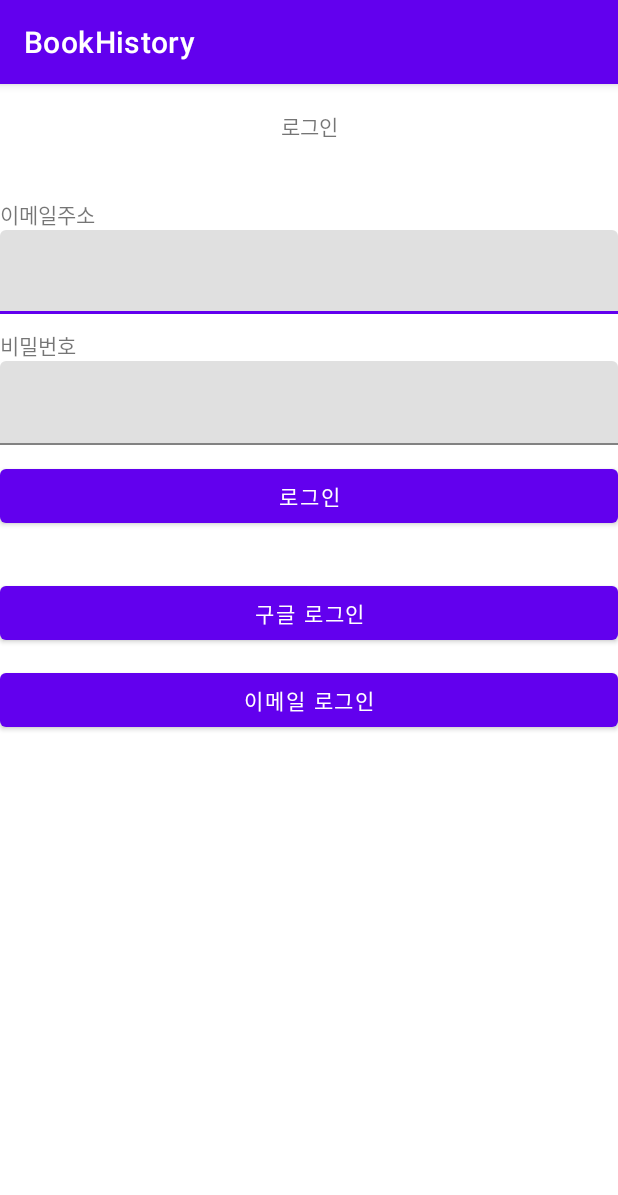
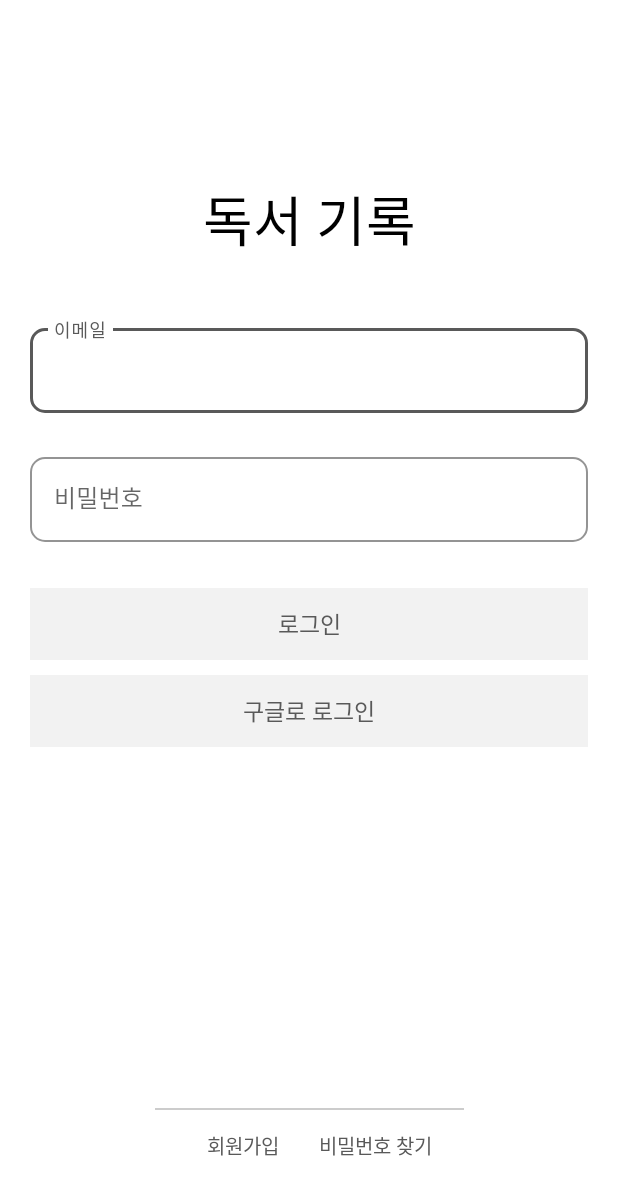
Before and after one commit to EDIT0/BookHistory, an Android app: the screen it shows after launch once a user with an empty profile is signed in (LoginActivity), on a phone screen of 412 x 824 dp. Shown: the top 1195 px of the screen. Run offline under Robolectric (Android 15) with nearby library versions, the phone set to English and light mode, and no system bars; our stand-ins replace Firebase (no records; nobody signed in at launch, a user with empty details on screens opened directly), RxJava, data binding.

Commit message:
로그인 UI 변경

```diff
--- a/BookHistory/app/src/main/AndroidManifest.xml
+++ b/BookHistory/app/src/main/AndroidManifest.xml
@@ -14,6 +14,9 @@
         android:supportsRtl="true"
         android:theme="@style/Theme.BookHistory"
         android:usesCleartextTraffic="true">
+        <activity
+            android:name=".presentation.view.activity.FindPasswordActivity"
+            android:exported="false" />
         <activity
             android:name=".presentation.view.activity.SignUpActivity"
             android:exported="false" />
--- /dev/null
+++ b/BookHistory/app/src/main/java/com/ejstudio/bookhistory/presentation/view/activity/FindPasswordActivity.kt
@@ -0,0 +1,13 @@
+package com.ejstudio.bookhistory.presentation.view.activity
+
+import androidx.appcompat.app.AppCompatActivity
+import android.os.Bundle
+import com.ejstudio.bookhistory.R
+import com.ejstudio.bookhistory.databinding.ActivityLoginBinding
+import com.ejstudio.bookhistory.presentation.base.BaseActivity
+
+class FindPasswordActivity : BaseActivity<ActivityLoginBinding>(R.layout.activity_find_password) {
+    override fun onCreate(savedInstanceState: Bundle?) {
+        super.onCreate(savedInstanceState)
+    }
+}
--- a/BookHistory/app/src/main/java/com/ejstudio/bookhistory/presentation/view/activity/LoginActivity.kt
+++ b/BookHistory/app/src/main/java/com/ejstudio/bookhistory/presentation/view/activity/LoginActivity.kt
@@ -3,6 +3,9 @@ package com.ejstudio.bookhistory.presentation.view.activity
 import android.content.Intent
 import androidx.appcompat.app.AppCompatActivity
 import android.os.Bundle
+import android.text.Editable
+import android.text.TextWatcher
+import android.util.Log
 import androidx.lifecycle.Observer
 import com.ejstudio.bookhistory.R
 import com.ejstudio.bookhistory.databinding.ActivityLoginBinding
@@ -10,10 +13,14 @@ import com.ejstudio.bookhistory.databinding.ActivityWelcomeBinding
 import com.ejstudio.bookhistory.presentation.base.BaseActivity
 import com.ejstudio.bookhistory.presentation.view.viewmodel.LoginViewModel
 import com.ejstudio.bookhistory.presentation.view.viewmodel.SplashViewModel
+import com.google.firebase.auth.FirebaseAuth
+import com.google.firebase.auth.ktx.auth
+import com.google.firebase.ktx.Firebase
 import org.koin.androidx.viewmodel.ext.android.viewModel
 
 class LoginActivity : BaseActivity<ActivityLoginBinding>(R.layout.activity_login) {
 
+    private val TAG: String? = LoginActivity::class.java.simpleName
     private val loginViewModel: LoginViewModel by viewModel()
 
     override fun onCreate(savedInstanceState: Bundle?) {
@@ -22,6 +29,32 @@ class LoginActivity : BaseActivity<ActivityLoginBinding>(R.layout.activity_login
         binding.loginViewModel = loginViewModel
 
         viewModelCallback()
+
+        textWatcher()
+
+        binding.btnGoogle.setOnClickListener {
+            //이메일 인증
+//            Firebase.auth.setLanguageCode("ko")
+//            val user = Firebase.auth.currentUser
+//            Log.i(TAG, user.toString())
+//            user!!.sendEmailVerification()
+//                .addOnCompleteListener { task ->
+//                    if (task.isSuccessful) {
+//                        Log.d(TAG, "Email sent.")
+//                    }
+//                }
+
+            // 비밀번호 재설정
+//            Firebase.auth.setLanguageCode("ko")
+//            val emailAddress = "akdmadl34@naver.com"
+//
+//            Firebase.auth.sendPasswordResetEmail(emailAddress)
+//                .addOnCompleteListener { task ->
+//                    if (task.isSuccessful) {
+//                        Log.d(TAG, "Email sent.")
+//                    }
+//                }
+        }
 
     }
 
@@ -32,6 +65,9 @@ class LoginActivity : BaseActivity<ActivityLoginBinding>(R.layout.activity_login
             })
             goToSignUp.observe(this@LoginActivity, Observer {
                 goToSignUpActivity()
+            })
+            goToFindPassword.observe(this@LoginActivity, Observer {
+                goToFindPasswordActivity()
             })
             requestToast.observe(this@LoginActivity, Observer {
                 showToast(loginViewModel.toastMessage)
@@ -47,4 +83,27 @@ class LoginActivity : BaseActivity<ActivityLoginBinding>(R.layout.activity_login
     fun goToSignUpActivity() {
         startActivity(Intent(this, SignUpActivity::class.java))
     }
+
+    fun goToFindPasswordActivity() {
+        startActivity(Intent(this, FindPasswordActivity::class.java))
+    }
+
+    fun textWatcher() {
+        binding.etInputEmail.addTextChangedListener(object : TextWatcher {
+            override fun beforeTextChanged(p0: CharSequence?, p1: Int, p2: Int, p3: Int) {}
+
+            override fun onTextChanged(p0: CharSequence?, p1: Int, p2: Int, p3: Int) {}
+
+            override fun afterTextChanged(p0: Editable?) {
+                if(binding.etInputEmail.text!!.isEmpty()) {
+                    binding.textInputLayoutEmail.error = "이메일을 입력해주세요."
+                } else if(!binding.etInputEmail.text!!.contains("@") || !binding.etInputEmail.text!!.contains(".")) {
+                    binding.textInputLayoutEmail.error = "이메일 형식이 아닙니다."
+                } else if(binding.etInputEmail.text!!.contains("@") && binding.etInputEmail.text!!.contains(".")) {
+                    binding.textInputLayoutEmail.helperText = " "
+                }
+            }
+
+        })
+    }
 }
--- a/BookHistory/app/src/main/java/com/ejstudio/bookhistory/presentation/view/viewmodel/LoginViewModel.kt
+++ b/BookHistory/app/src/main/java/com/ejstudio/bookhistory/presentation/view/viewmodel/LoginViewModel.kt
@@ -21,6 +21,8 @@ class LoginViewModel(
     val goToMain: LiveData<Unit> get() = _goToMain
     private val _goToSignUp: MutableLiveData<Unit> = MutableLiveData()
     val goToSignUp: LiveData<Unit> get() = _goToSignUp
+    private val _goToFindPassword: MutableLiveData<Unit> = MutableLiveData()
+    val goToFindPassword: LiveData<Unit> get() = _goToFindPassword
     private val _requestToast: MutableLiveData<Unit> = MutableLiveData()
     val requestToast: LiveData<Unit> get() = _requestToast
 
@@ -50,4 +52,9 @@ class LoginViewModel(
         // 회원가입
         _goToSignUp.value = Unit
     }
+
+    fun goToFindPassword() {
+        // 회원가입
+        _goToFindPassword.value = Unit
+    }
 }
--- /dev/null
+++ b/BookHistory/app/src/main/res/drawable/login_button.xml
@@ -0,0 +1,8 @@
+<?xml version="1.0" encoding="utf-8"?>
+<shape xmlns:android="http://schemas.android.com/apk/res/android"
+    android:shape="rectangle">
+
+    <solid
+        android:color="#f2f2f2"/>
+
+</shape>
--- /dev/null
+++ b/BookHistory/app/src/main/res/drawable/login_edittext_cursor_color.xml
@@ -0,0 +1,7 @@
+<?xml version="1.0" encoding="utf-8"?>
+<shape
+    xmlns:android="http://schemas.android.com/apk/res/android"
+    android:shape="rectangle">
+    <solid android:color="#595959" />
+    <size android:width="1.5dp" />
+</shape>
--- /dev/null
+++ b/BookHistory/app/src/main/res/layout/activity_find_password.xml
@@ -0,0 +1,13 @@
+<?xml version="1.0" encoding="utf-8"?>
+<layout
+    xmlns:android="http://schemas.android.com/apk/res/android"
+    xmlns:app="http://schemas.android.com/apk/res-auto"
+    xmlns:tools="http://schemas.android.com/tools"
+    tools:context=".presentation.view.activity.FindPasswordActivity">
+
+    <androidx.constraintlayout.widget.ConstraintLayout
+        android:layout_width="match_parent"
+        android:layout_height="match_parent">
+
+    </androidx.constraintlayout.widget.ConstraintLayout>
+</layout>
--- a/BookHistory/app/src/main/res/layout/activity_login.xml
+++ b/BookHistory/app/src/main/res/layout/activity_login.xml
@@ -1,11 +1,11 @@
 <?xml version="1.0" encoding="utf-8"?>
-<layout
-    xmlns:android="http://schemas.android.com/apk/res/android"
+<layout xmlns:android="http://schemas.android.com/apk/res/android"
     xmlns:app="http://schemas.android.com/apk/res-auto"
     xmlns:tools="http://schemas.android.com/tools"
     tools:context=".presentation.view.activity.LoginActivity">
 
     <data>
+
         <variable
             name="loginViewModel"
             type="com.ejstudio.bookhistory.presentation.view.viewmodel.LoginViewModel" />
@@ -16,11 +16,15 @@
         android:layout_height="match_parent">
 
         <TextView
-            android:id="@+id/tv_loginTitle"
+            android:id="@+id/tv_appName"
             android:layout_width="wrap_content"
-            android:layout_height="?attr/actionBarSize"
+            android:layout_height="wrap_content"
+            android:layout_marginTop="119dp"
             android:gravity="center"
-            android:text="로그인"
+            android:text="독서 기록"
+            android:textColor="#000000"
+            android:textSize="36sp"
+            app:layout_constraintBottom_toTopOf="@+id/textInputLayout_email"
             app:layout_constraintEnd_toEndOf="parent"
             app:layout_constraintStart_toStartOf="parent"
             app:layout_constraintTop_toTopOf="parent" />
@@ -32,90 +36,143 @@
         <!--            android:orientation="horizontal"-->
         <!--            app:layout_constraintGuide_percent="0.08" />-->
 
-        <TextView
-            android:id="@+id/tv_email"
-            android:layout_width="wrap_content"
-            android:layout_height="wrap_content"
-            android:layout_marginTop="20dp"
-            android:text="이메일주소"
-            app:layout_constraintStart_toStartOf="parent"
-            app:layout_constraintTop_toBottomOf="@+id/tv_loginTitle" />
-
         <com.google.android.material.textfield.TextInputLayout
             android:id="@+id/textInputLayout_email"
+            style="@style/Widget.MaterialComponents.TextInputLayout.OutlinedBox"
             android:layout_width="match_parent"
             android:layout_height="wrap_content"
+            android:layout_marginHorizontal="20dp"
+            android:layout_marginTop="40dp"
+            android:hint="이메일"
+            app:boxCornerRadiusBottomEnd="10dp"
+            app:boxCornerRadiusBottomStart="10dp"
+            app:boxCornerRadiusTopEnd="10dp"
+            app:boxCornerRadiusTopStart="10dp"
+            app:boxStrokeColor="#595959"
+            app:errorEnabled="true"
+            app:helperTextEnabled="true"
+            app:helperTextTextColor="#80000000"
+            app:hintTextColor="#595959"
+            app:layout_constraintBottom_toTopOf="@+id/textInputLayout_password"
             app:layout_constraintEnd_toEndOf="parent"
             app:layout_constraintStart_toStartOf="parent"
-            app:layout_constraintTop_toBottomOf="@+id/tv_email">
+            app:layout_constraintTop_toBottomOf="@+id/tv_appName">
 
             <com.google.android.material.textfield.TextInputEditText
                 android:id="@+id/et_inputEmail"
                 android:layout_width="match_parent"
                 android:layout_height="wrap_content"
+                android:fontFamily="@font/gowunbatang_regular"
                 android:maxLines="1"
-                android:text="@={loginViewModel.inputEmail}"/>
+                android:text="@={loginViewModel.inputEmail}"
+                android:textCursorDrawable="@drawable/login_edittext_cursor_color" />
 
         </com.google.android.material.textfield.TextInputLayout>
 
-        <TextView
-            android:id="@+id/tv_password"
-            android:layout_width="wrap_content"
-            android:layout_height="wrap_content"
-            android:layout_marginTop="10dp"
-            android:text="비밀번호"
-            app:layout_constraintStart_toStartOf="parent"
-            app:layout_constraintTop_toBottomOf="@+id/textInputLayout_email" />
-
         <com.google.android.material.textfield.TextInputLayout
             android:id="@+id/textInputLayout_password"
+            style="@style/Widget.MaterialComponents.TextInputLayout.OutlinedBox"
             android:layout_width="match_parent"
             android:layout_height="wrap_content"
+            android:layout_marginHorizontal="20dp"
+            android:layout_marginTop="3dp"
+            android:hint="비밀번호"
+            app:boxCornerRadiusBottomEnd="10dp"
+            app:boxCornerRadiusBottomStart="10dp"
+            app:boxCornerRadiusTopEnd="10dp"
+            app:boxCornerRadiusTopStart="10dp"
+            app:boxStrokeColor="#595959"
+            app:errorEnabled="true"
+            app:helperTextEnabled="true"
+            app:helperTextTextColor="#80000000"
+            app:hintTextColor="#595959"
             app:layout_constraintEnd_toEndOf="parent"
             app:layout_constraintStart_toStartOf="parent"
-            app:layout_constraintTop_toBottomOf="@+id/tv_password">
+            app:layout_constraintTop_toBottomOf="@+id/textInputLayout_email">
 
             <com.google.android.material.textfield.TextInputEditText
                 android:id="@+id/et_inputPassword"
                 android:layout_width="match_parent"
                 android:layout_height="wrap_content"
+                android:cursorVisible="true"
+                android:fontFamily="@font/gowunbatang_regular"
+                android:inputType="textPassword"
                 android:maxLines="1"
-                android:text="@={loginViewModel.inputPassword}"/>
+                android:text="@={loginViewModel.inputPassword}"
+                android:textCursorDrawable="@drawable/login_edittext_cursor_color" />
 
         </com.google.android.material.textfield.TextInputLayout>
 
-        <Button
+        <androidx.appcompat.widget.AppCompatButton
             android:id="@+id/btn_login"
             android:layout_width="match_parent"
             android:layout_height="wrap_content"
+            android:layout_marginHorizontal="20dp"
+            android:layout_marginTop="10dp"
+            android:background="@drawable/login_button"
+            android:onClick="@{() -> loginViewModel.goToMain()}"
+            android:stateListAnimator="@null"
             android:text="로그인"
-            android:onClick="@{() -> loginViewModel.goToMain()}"
-            android:layout_marginTop="10dp"
-            app:layout_constraintTop_toBottomOf="@+id/textInputLayout_password"
+            android:textColor="#595959"
+            android:textSize="15sp"
+            app:layout_constraintEnd_toEndOf="parent"
             app:layout_constraintStart_toStartOf="parent"
-            app:layout_constraintEnd_toEndOf="parent" />
+            app:layout_constraintTop_toBottomOf="@+id/textInputLayout_password" />
 
 
-        <Button
+        <androidx.appcompat.widget.AppCompatButton
             android:id="@+id/btn_google"
             android:layout_width="match_parent"
             android:layout_height="wrap_content"
-            android:layout_marginTop="30dp"
-            android:text="구글 로그인"
-            app:layout_constraintTop_toBottomOf="@+id/btn_login"
+            android:layout_marginHorizontal="20dp"
+            android:layout_marginTop="10dp"
+            android:background="@drawable/login_button"
+            android:stateListAnimator="@null"
+            android:text="구글로 로그인"
+            android:textColor="#595959"
+            android:textSize="15sp"
+            app:layout_constraintEnd_toEndOf="parent"
             app:layout_constraintStart_toStartOf="parent"
-            app:layout_constraintEnd_toEndOf="parent"/>
+            app:layout_constraintTop_toBottomOf="@+id/btn_login" />
 
-        <Button
-            android:id="@+id/btn_email"
-            android:layout_width="match_parent"
+        <View
+            android:layout_width="206dp"
+            android:layout_height="1dp"
+            android:background="#cccccc"
+            app:layout_constraintBottom_toTopOf="@+id/btn_emailSignUp"
+            app:layout_constraintEnd_toEndOf="parent"
+            app:layout_constraintStart_toStartOf="parent" />
+
+        <androidx.appcompat.widget.AppCompatButton
+            android:id="@+id/btn_emailSignUp"
+            android:layout_width="wrap_content"
             android:layout_height="wrap_content"
-            android:text="이메일 로그인"
+            android:layout_marginTop="10dp"
+            android:layout_marginBottom="36dp"
+            android:background="@android:color/transparent"
             android:onClick="@{() -> loginViewModel.goToSignUp()}"
+            android:text="회원가입"
+            android:textColor="#595959"
+            android:textSize="13sp"
+            app:layout_constraintBottom_toBottomOf="parent"
+            app:layout_constraintEnd_toStartOf="@+id/btn_findPassword"
+            app:layout_constraintHorizontal_chainStyle="packed"
+            app:layout_constraintStart_toStartOf="parent" />
+
+        <androidx.appcompat.widget.AppCompatButton
+            android:id="@+id/btn_findPassword"
+            android:layout_width="wrap_content"
+            android:layout_height="wrap_content"
             android:layout_marginTop="10dp"
-            app:layout_constraintTop_toBottomOf="@+id/btn_google"
-            app:layout_constraintStart_toStartOf="parent"
-            app:layout_constraintEnd_toEndOf="parent"/>
+            android:layout_marginBottom="36dp"
+            android:background="@android:color/transparent"
+            android:onClick="@{() -> loginViewModel.goToFindPassword()}"
+            android:text="비밀번호 찾기"
+            android:textColor="#595959"
+            android:textSize="13sp"
+            app:layout_constraintBottom_toBottomOf="parent"
+            app:layout_constraintEnd_toEndOf="parent"
+            app:layout_constraintStart_toEndOf="@+id/btn_emailSignUp" />
 
     </androidx.constraintlayout.widget.ConstraintLayout>
 </layout>
--- a/BookHistory/app/src/main/res/values/colors.xml
+++ b/BookHistory/app/src/main/res/values/colors.xml
@@ -7,4 +7,5 @@
     <color name="teal_700">#FF018786</color>
     <color name="black">#FF000000</color>
     <color name="white">#FFFFFFFF</color>
+
 </resources>
--- a/BookHistory/app/src/main/res/values/themes.xml
+++ b/BookHistory/app/src/main/res/values/themes.xml
@@ -1,6 +1,6 @@
 <resources xmlns:tools="http://schemas.android.com/tools">
     <!-- Base application theme. -->
-    <style name="Theme.BookHistory" parent="Theme.MaterialComponents.DayNight.DarkActionBar">
+    <style name="Theme.BookHistory" parent="Theme.MaterialComponents.DayNight.NoActionBar">
         <!-- Primary brand color. -->
         <item name="colorPrimary">@color/purple_500</item>
         <item name="colorPrimaryVariant">@color/purple_700</item>
@@ -19,4 +19,5 @@
         <item name="android:windowBackground">@drawable/ic_launcher_foreground</item>
     </style>
 
+
 </resources>
```
Also changed, not shown: 1 other file.
